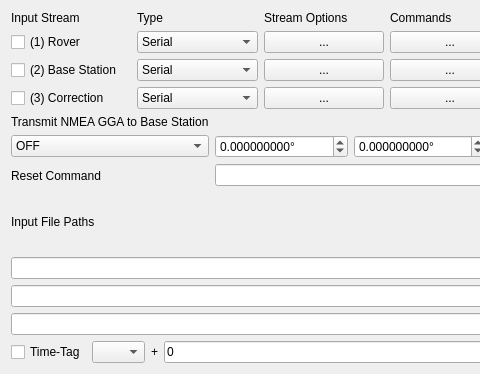
First picture: the form in app/qtapp/rtknavi_qt/instrdlg.ui, repository lhuisman/myRTKLIB, before the edit; both pictures show x 0 to 480 and y 0 to 374 of the 774 by 374 pixel window.
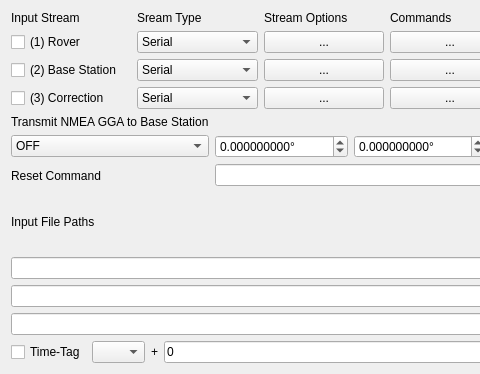
Second picture: the form after the edit.

The edit to the form file:
```diff
--- a/app/qtapp/rtknavi_qt/instrdlg.ui
+++ b/app/qtapp/rtknavi_qt/instrdlg.ui
@@ -375,7 +375,7 @@
          <string/>
         </property>
         <property name="text">
-         <string>Type</string>
+         <string>Sream Type</string>
         </property>
        </widget>
       </item>
```
